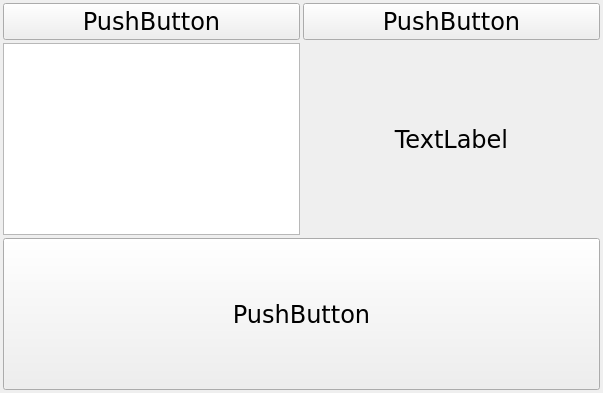
The window that lot_signal/task1/mainwindow.ui (Odionyx/exploring_qt) describes before a commit, drawn with Qt 5.
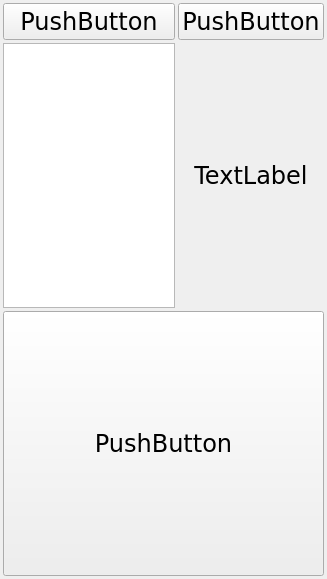
The same window after the commit.

The edit to the form file:
```diff
--- a/lot_signal/task1/mainwindow.ui
+++ b/lot_signal/task1/mainwindow.ui
@@ -6,8 +6,8 @@
    <rect>
     <x>0</x>
     <y>0</y>
-    <width>603</width>
-    <height>393</height>
+    <width>327</width>
+    <height>579</height>
    </rect>
   </property>
   <property name="windowTitle">
```
